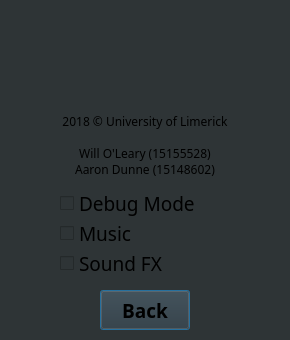
willoleary6/ZorkProject, file Zork_Qt_project/settings.ui: the form before one commit.
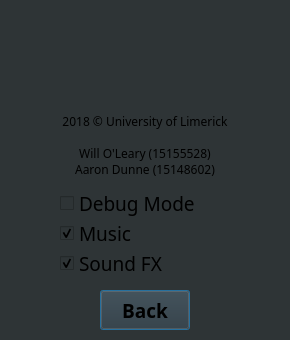
The form after the commit. Icons and pictures are not drawn.

Diff of the .ui file:
```diff
--- a/Zork_Qt_project/settings.ui
+++ b/Zork_Qt_project/settings.ui
@@ -89,6 +89,12 @@
    <property name="text">
     <string>Music</string>
    </property>
+   <property name="checkable">
+    <bool>true</bool>
+   </property>
+   <property name="checked">
+    <bool>true</bool>
+   </property>
    <property name="tristate">
     <bool>false</bool>
    </property>
@@ -111,6 +117,9 @@
    <property name="text">
     <string>Sound FX</string>
    </property>
+   <property name="checked">
+    <bool>true</bool>
+   </property>
    <property name="tristate">
     <bool>false</bool>
    </property>
```
Left out of the diff: 2 changed lines with no effect on the pictures.
